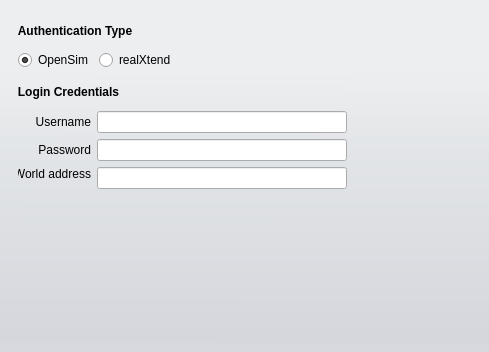
First picture: the form in UiModule/ui/TraditionalLoginWidget.ui, repository realXtend/tundra, before the edit; both pictures show x 0 to 489 and y 0 to 352 of the 944 by 512 pixel window.
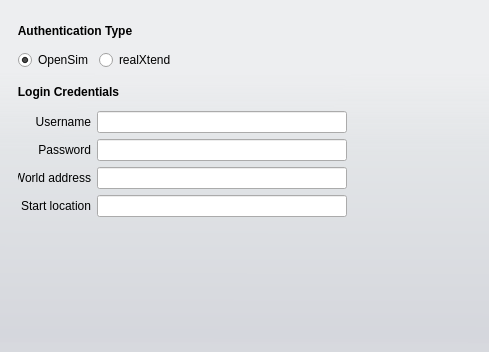
Second picture: the form after the edit.

Commit message:
Naali login teleport support. Start location to UI classical and Ether widgets.
Naali login teleport support. Start location to ether.

```diff
--- a/UiModule/ui/TraditionalLoginWidget.ui
+++ b/UiModule/ui/TraditionalLoginWidget.ui
@@ -310,7 +310,7 @@
                         <string>World address</string>
                        </property>
                        <property name="alignment">
-                        <set>Qt::AlignRight|Qt::AlignTop|Qt::AlignTrailing</set>
+                        <set>Qt::AlignRight|Qt::AlignTrailing|Qt::AlignVCenter</set>
                        </property>
                        <property name="margin">
                         <number>0</number>
@@ -347,6 +347,36 @@
                      </item>
                     </layout>
                    </item>
+                   <item>
+                    <layout class="QHBoxLayout" name="horizontalLayout_9" stretch="0,0">
+                     <item>
+                      <widget class="QLabel" name="label_StartLocation">
+                       <property name="text">
+                        <string>Start location</string>
+                       </property>
+                       <property name="alignment">
+                        <set>Qt::AlignRight|Qt::AlignTrailing|Qt::AlignVCenter</set>
+                       </property>
+                      </widget>
+                     </item>
+                     <item>
+                      <widget class="QLineEdit" name="lineEdit_StartLocation">
+                       <property name="sizePolicy">
+                        <sizepolicy hsizetype="Fixed" vsizetype="Fixed">
+                         <horstretch>0</horstretch>
+                         <verstretch>0</verstretch>
+                        </sizepolicy>
+                       </property>
+                       <property name="minimumSize">
+                        <size>
+                         <width>250</width>
+                         <height>0</height>
+                        </size>
+                       </property>
+                      </widget>
+                     </item>
+                    </layout>
+                   </item>
                   </layout>
                  </item>
                 </layout>
```
The commit also changes 18 other files.
